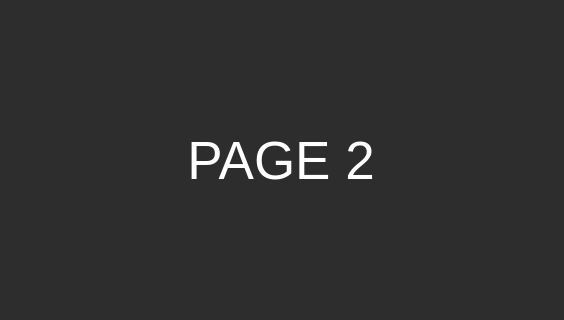
Old version of the form mainwindow.ui in the repository squeezylt/agm-qt; both pictures show x 244 to 808 and y 155 to 475 of the 1000 by 630 pixel window.
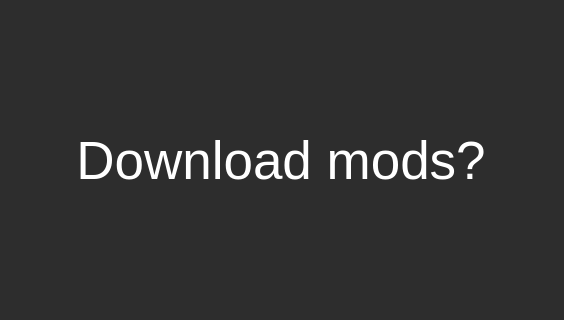
New version of the form. The open tabs and pages were chosen to show the change. Icons and pictures are not drawn.

```diff
--- a/mainwindow.ui
+++ b/mainwindow.ui
@@ -502,7 +502,7 @@
                  <string notr="true">color: #FFF;</string>
                 </property>
                 <property name="text">
-                 <string>PAGE 2</string>
+                 <string>Download mods?</string>
                 </property>
                 <property name="alignment">
                  <set>Qt::AlignCenter</set>
```
Left out of the diff: 2 changed lines with no effect on the pictures.
